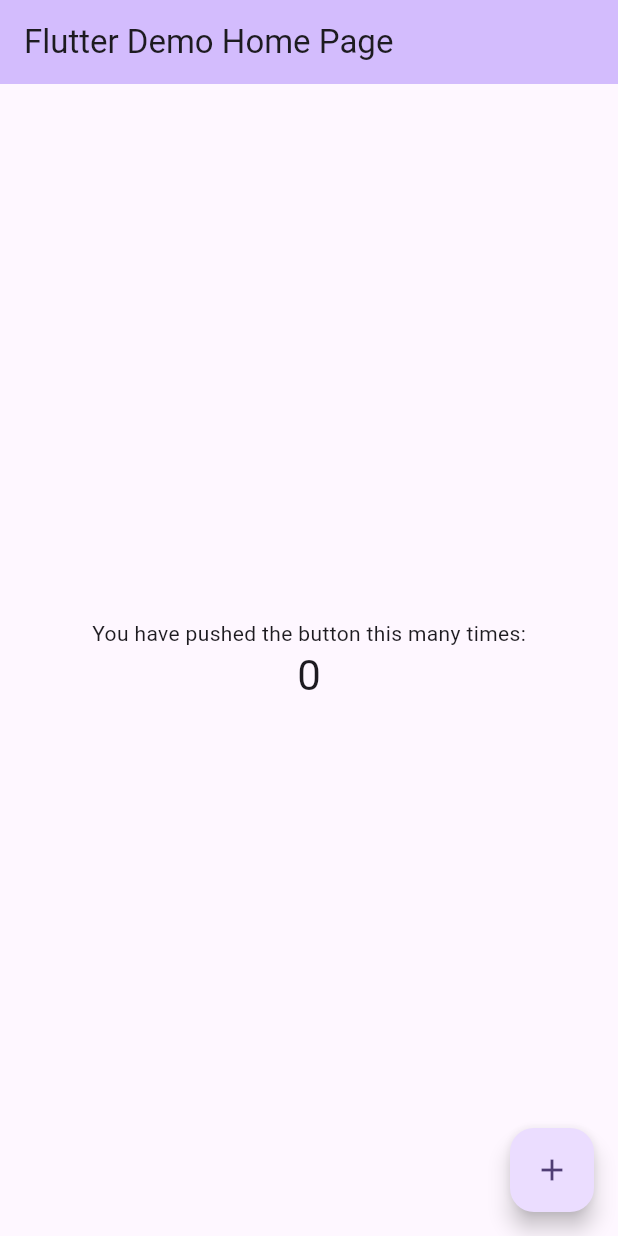
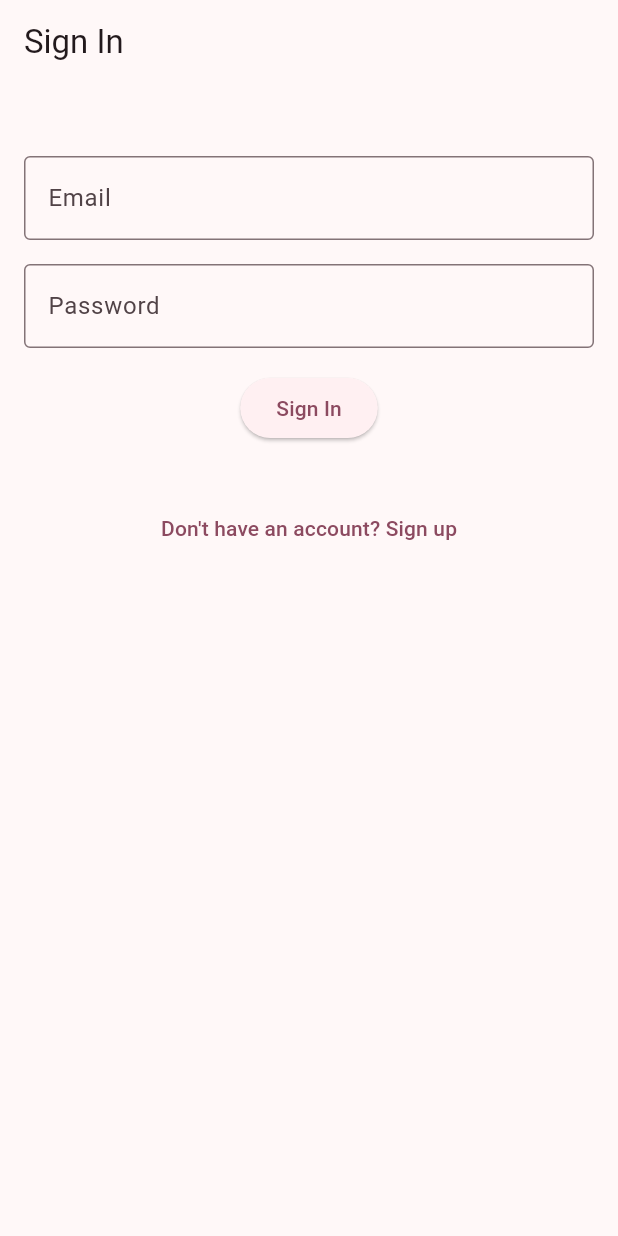
Before and after one commit to OppaCharles/car_find, a Flutter app: the screen it shows after launch, on a phone screen of 412 x 824 dp. Run offline on Flutter 3.47's test engine with Material 3 defaults, Android fonts, the phone set to English and light mode, and no system bars; our stand-ins replace firebase_auth, firebase_core; accounts and stored records are empty.

Commit message:
Authentication
Sign in, Sign up, and Log out

```diff
--- a/lib/main.dart
+++ b/lib/main.dart
@@ -1,125 +1,40 @@
+import 'package:car_find/firebase_options.dart';
+import 'package:car_find/screens/home_screen.dart';
+import 'package:car_find/screens/sign_in_screen.dart';
+import 'package:firebase_auth/firebase_auth.dart';
+import 'package:firebase_core/firebase_core.dart';
 import 'package:flutter/material.dart';
 
-void main() {
+void main() async {
+  WidgetsFlutterBinding.ensureInitialized();
+  await Firebase.initializeApp(
+    options: DefaultFirebaseOptions.currentPlatform,
+  );
   runApp(const MyApp());
 }
 
 class MyApp extends StatelessWidget {
   const MyApp({super.key});
 
-  // This widget is the root of your application.
   @override
   Widget build(BuildContext context) {
     return MaterialApp(
-      title: 'Flutter Demo',
+      debugShowCheckedModeBanner: false,
+      title: 'Car Find',
       theme: ThemeData(
-        // This is the theme of your application.
-        //
-        // TRY THIS: Try running your application with "flutter run". You'll see
-        // the application has a purple toolbar. Then, without quitting the app,
-        // try changing the seedColor in the colorScheme below to Colors.green
-        // and then invoke "hot reload" (save your changes or press the "hot
-        // reload" button in a Flutter-supported IDE, or press "r" if you used
-        // the command line to start the app).
-        //
-        // Notice that the counter didn't reset back to zero; the application
-        // state is not lost during the reload. To reset the state, use hot
-        // restart instead.
-        //
-        // This works for code too, not just values: Most code changes can be
-        // tested with just a hot reload.
-        colorScheme: ColorScheme.fromSeed(seedColor: Colors.deepPurple),
+        colorScheme: ColorScheme.fromSeed(seedColor: Colors.black),
         useMaterial3: true,
       ),
-      home: const MyHomePage(title: 'Flutter Demo Home Page'),
+      home: StreamBuilder(
+        stream: FirebaseAuth.instance.authStateChanges(),
+        builder: (context, snapshot) {
+          if (snapshot.hasData) {
+            return const HomeScreen();
+          } else {
+            return const SignInScreen();
+          }
+        },
+      ),
     );
   }
 }
-
-class MyHomePage extends StatefulWidget {
-  const MyHomePage({super.key, required this.title});
-
-  // This widget is the home page of your application. It is stateful, meaning
-  // that it has a State object (defined below) that contains fields that affect
-  // how it looks.
-
-  // This class is the configuration for the state. It holds the values (in this
-  // case the title) provided by the parent (in this case the App widget) and
-  // used by the build method of the State. Fields in a Widget subclass are
-  // always marked "final".
-
-  final String title;
-
-  @override
-  State<MyHomePage> createState() => _MyHomePageState();
-}
-
-class _MyHomePageState extends State<MyHomePage> {
-  int _counter = 0;
-
-  void _incrementCounter() {
-    setState(() {
-      // This call to setState tells the Flutter framework that something has
-      // changed in this State, which causes it to rerun the build method below
-      // so that the display can reflect the updated values. If we changed
-      // _counter without calling setState(), then the build method would not be
-      // called again, and so nothing would appear to happen.
-      _counter++;
-    });
-  }
-
-  @override
-  Widget build(BuildContext context) {
-    // This method is rerun every time setState is called, for instance as done
-    // by the _incrementCounter method above.
-    //
-    // The Flutter framework has been optimized to make rerunning build methods
-    // fast, so that you can just rebuild anything that needs updating rather
-    // than having to individually change instances of widgets.
-    return Scaffold(
-      appBar: AppBar(
-        // TRY THIS: Try changing the color here to a specific color (to
-        // Colors.amber, perhaps?) and trigger a hot reload to see the AppBar
-        // change color while the other colors stay the same.
-        backgroundColor: Theme.of(context).colorScheme.inversePrimary,
-        // Here we take the value from the MyHomePage object that was created by
-        // the App.build method, and use it to set our appbar title.
-        title: Text(widget.title),
-      ),
-      body: Center(
-        // Center is a layout widget. It takes a single child and positions it
-        // in the middle of the parent.
-        child: Column(
-          // Column is also a layout widget. It takes a list of children and
-          // arranges them vertically. By default, it sizes itself to fit its
-          // children horizontally, and tries to be as tall as its parent.
-          //
-          // Column has various properties to control how it sizes itself and
-          // how it positions its children. Here we use mainAxisAlignment to
-          // center the children vertically; the main axis here is the vertical
-          // axis because Columns are vertical (the cross axis would be
-          // horizontal).
-          //
-          // TRY THIS: Invoke "debug painting" (choose the "Toggle Debug Paint"
-          // action in the IDE, or press "p" in the console), to see the
-          // wireframe for each widget.
-          mainAxisAlignment: MainAxisAlignment.center,
-          children: <Widget>[
-            const Text(
-              'You have pushed the button this many times:',
-            ),
-            Text(
-              '$_counter',
-              style: Theme.of(context).textTheme.headlineMedium,
-            ),
-          ],
-        ),
-      ),
-      floatingActionButton: FloatingActionButton(
-        onPressed: _incrementCounter,
-        tooltip: 'Increment',
-        child: const Icon(Icons.add),
-      ), // This trailing comma makes auto-formatting nicer for build methods.
-    );
-  }
-}
--- a/lib/screens/sign_in_screen.dart
+++ b/lib/screens/sign_in_screen.dart
@@ -0,0 +1,92 @@
+import 'package:flutter/material.dart';
+import 'package:firebase_auth/firebase_auth.dart';
+
+import 'package:car_find/screens/sign_up_screen.dart';
+import 'package:car_find/screens/home_screen.dart';
+
+class SignInScreen extends StatefulWidget {
+  const SignInScreen({super.key});
+  @override
+  SignInScreenState createState() => SignInScreenState();
+}
+
+class SignInScreenState extends State<SignInScreen> {
+  final _emailController = TextEditingController();
+  final _passwordController = TextEditingController();
+
+  @override
+  Widget build(BuildContext context) {
+    return Scaffold(
+      appBar: AppBar(
+        title: const Text('Sign In'),
+      ),
+      body: Padding(
+        padding: const EdgeInsets.all(16.0),
+        child: SingleChildScrollView(
+          child: Column(
+            children: [
+              const SizedBox(height: 32.0),
+              TextField(
+                controller: _emailController,
+                decoration: const InputDecoration(
+                  labelText: 'Email',
+                  border: OutlineInputBorder(),
+                ),
+              ),
+              const SizedBox(height: 16.0),
+              TextField(
+                controller: _passwordController,
+                decoration: const InputDecoration(
+                  labelText: 'Password',
+                  border: OutlineInputBorder(),
+                ),
+                obscureText: true,
+              ),
+              //
+              //
+              const SizedBox(height: 16.0),
+              //
+              //
+              ElevatedButton(
+                onPressed: () async {
+                  try {
+                    await FirebaseAuth.instance.signInWithEmailAndPassword(
+                      email: _emailController.text,
+                      password: _passwordController.text,
+                    );
+                    Navigator.of(context).pushReplacement(
+                      MaterialPageRoute(
+                          builder: (context) => const HomeScreen()),
+                    );
+                  } catch (error) {
+                    ScaffoldMessenger.of(context).showSnackBar(
+                      SnackBar(
+                        content: Text(error.toString()),
+                      ),
+                    );
+                  }
+                },
+                child: const Text('Sign In'),
+              ),
+              //
+              //
+              const SizedBox(height: 32.0),
+              //
+              //
+              TextButton(
+                onPressed: () {
+                  Navigator.push(
+                    context,
+                    MaterialPageRoute(
+                        builder: (context) => const SignUpScreen()),
+                  );
+                },
+                child: const Text('Don\'t have an account? Sign up'),
+              ),
+            ],
+          ),
+        ),
+      ),
+    );
+  }
+}
--- a/pubspec.yaml
+++ b/pubspec.yaml
@@ -37,6 +37,7 @@
   cupertino_icons: ^1.0.6
   firebase_core: ^2.31.0
   firebase_database: ^10.5.5
+  firebase_auth: ^4.19.6
 
 dev_dependencies:
   flutter_test:
```
Also changed, not shown: lib/screens/home_screen.dart (+39 -0 lines), lib/screens/sign_up_screen.dart (+96 -0 lines), pubspec.lock, 3 other files.
